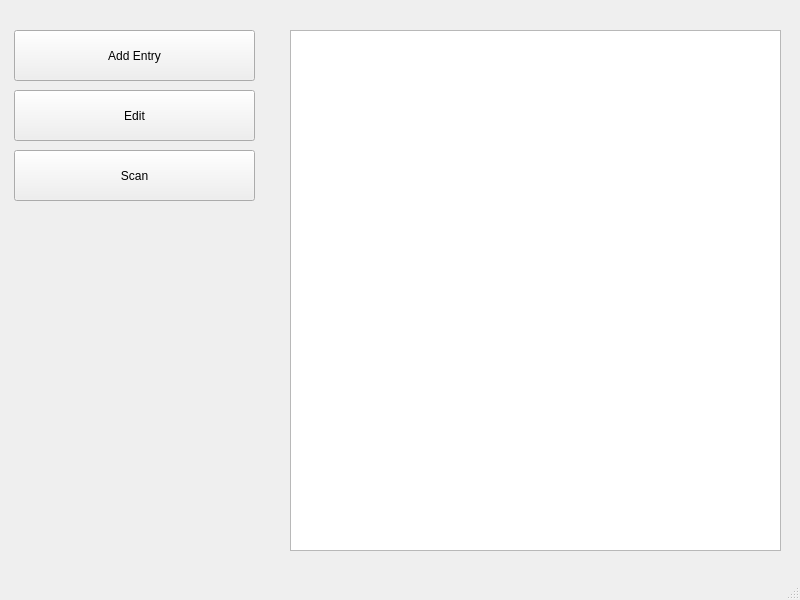
Old version of the form mainwindow.ui in the repository Rhaven3/Project_SP-CE.
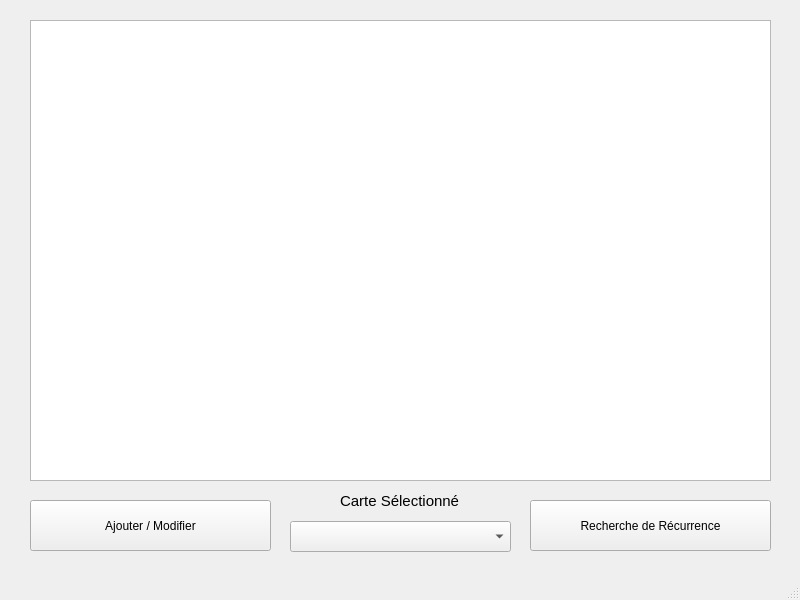
New version of the form.

What changed in the file:
```diff
--- a/mainwindow.ui
+++ b/mainwindow.ui
@@ -17,8 +17,8 @@
    <widget class="QPushButton" name="butAddEntry">
     <property name="geometry">
      <rect>
-      <x>14</x>
-      <y>30</y>
+      <x>30</x>
+      <y>500</y>
       <width>241</width>
       <height>51</height>
      </rect>
@@ -30,33 +30,14 @@
      </sizepolicy>
     </property>
     <property name="text">
-     <string>Add Entry</string>
-    </property>
-   </widget>
-   <widget class="QPushButton" name="butEdit">
-    <property name="geometry">
-     <rect>
-      <x>14</x>
-      <y>90</y>
-      <width>241</width>
-      <height>51</height>
-     </rect>
-    </property>
-    <property name="sizePolicy">
-     <sizepolicy hsizetype="Preferred" vsizetype="Fixed">
-      <horstretch>0</horstretch>
-      <verstretch>0</verstretch>
-     </sizepolicy>
-    </property>
-    <property name="text">
-     <string>Edit</string>
+     <string>Ajouter / Modifier</string>
     </property>
    </widget>
    <widget class="QPushButton" name="butScan">
     <property name="geometry">
      <rect>
-      <x>14</x>
-      <y>150</y>
+      <x>530</x>
+      <y>500</y>
       <width>241</width>
       <height>51</height>
      </rect>
@@ -68,16 +49,16 @@
      </sizepolicy>
     </property>
     <property name="text">
-     <string>Scan</string>
+     <string>Recherche de Récurrence</string>
     </property>
    </widget>
    <widget class="QTextEdit" name="LogView">
     <property name="geometry">
      <rect>
-      <x>290</x>
-      <y>30</y>
-      <width>491</width>
-      <height>521</height>
+      <x>30</x>
+      <y>20</y>
+      <width>741</width>
+      <height>461</height>
      </rect>
     </property>
     <property name="sizePolicy">
@@ -87,6 +68,34 @@
      </sizepolicy>
     </property>
    </widget>
+   <widget class="QComboBox" name="comboCarte">
+    <property name="geometry">
+     <rect>
+      <x>290</x>
+      <y>521</y>
+      <width>221</width>
+      <height>31</height>
+     </rect>
+    </property>
+   </widget>
+   <widget class="QLabel" name="label">
+    <property name="geometry">
+     <rect>
+      <x>340</x>
+      <y>490</y>
+      <width>121</width>
+      <height>21</height>
+     </rect>
+    </property>
+    <property name="font">
+     <font>
+      <pointsize>11</pointsize>
+     </font>
+    </property>
+    <property name="text">
+     <string>Carte Sélectionné</string>
+    </property>
+   </widget>
   </widget>
   <widget class="QMenuBar" name="menubar">
    <property name="geometry">
```
